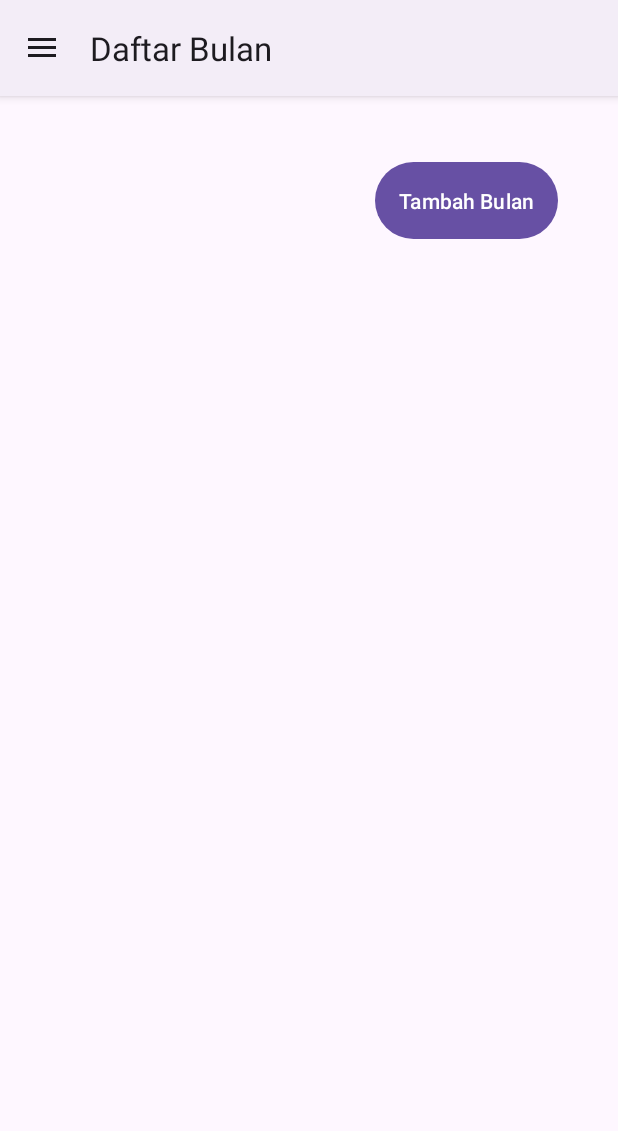
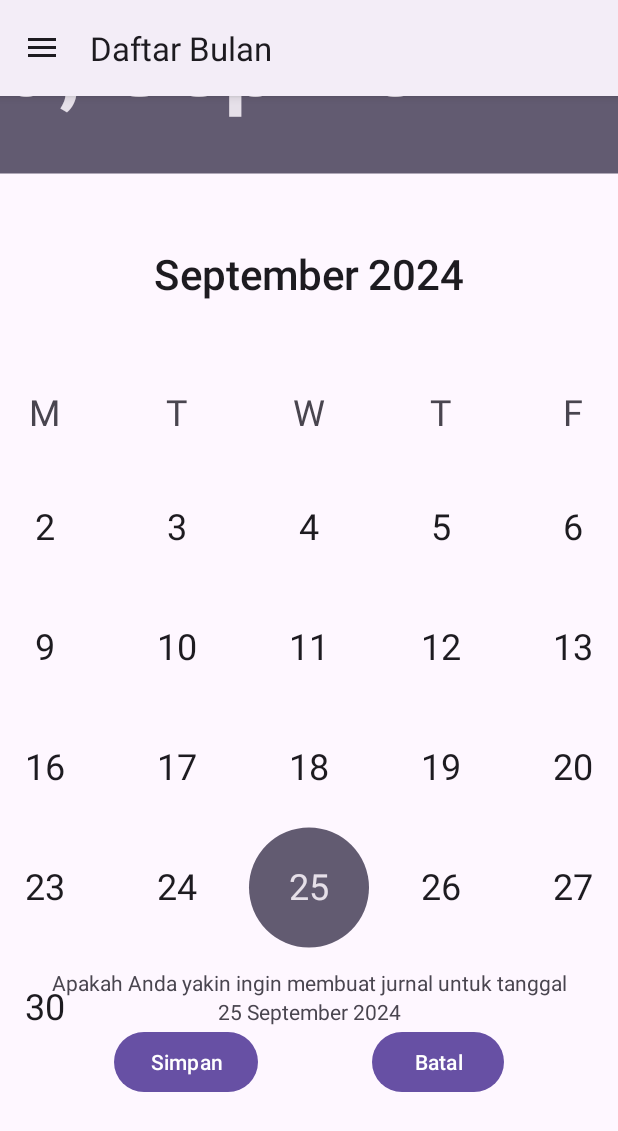
Before and after one commit to YonasWijaya/project_ukm, an Android app built with Jetpack Compose: the screen it shows after launch (InsideActivity), after a tap on "Tambah Bulan", on a phone screen of 412 x 824 dp. Shown: the top 1131 px of the screen. Run offline under Robolectric (Android 15) with nearby library versions, the phone set to English and light mode, and no system bars; our stand-ins replace data binding, navigation-ui.

Commit message:
tampilan buat tambah bulan

```diff
--- a/app/src/main/java/id/ac/umn/project_ukm/BulanFragment.kt
+++ b/app/src/main/java/id/ac/umn/project_ukm/BulanFragment.kt
@@ -1,29 +1,66 @@
 package id.ac.umn.project_ukm
 
+import android.os.Build
 import android.os.Bundle
 import androidx.fragment.app.Fragment
 import android.view.LayoutInflater
 import android.view.View
 import android.view.ViewGroup
+import androidx.annotation.RequiresApi
+import androidx.compose.material3.DatePicker
 import androidx.databinding.DataBindingUtil
 import id.ac.umn.project_ukm.databinding.FragmentBulanBinding
+import java.time.LocalDate
+import java.time.format.DateTimeFormatter
+import java.util.Locale
 
 class BulanFragment : Fragment() {
+    private lateinit var binding: FragmentBulanBinding
 
-    override fun onCreate(savedInstanceState: Bundle?) {
-        super.onCreate(savedInstanceState)
-    }
-
+    @RequiresApi(Build.VERSION_CODES.O)
     override fun onCreateView(
         inflater: LayoutInflater, container: ViewGroup?,
         savedInstanceState: Bundle?
     ): View {
         // Inflate the layout for this fragment
-        val binding = DataBindingUtil.inflate<FragmentBulanBinding>(inflater, R.layout.fragment_bulan, container, false)
-        binding.btnTambahBulan.setOnClickListener{
+        binding = DataBindingUtil.inflate(inflater, R.layout.fragment_bulan, container, false)
+        binding.btnTambahBulan.setOnClickListener {
+            visibilityCalendar(View.VISIBLE)
+            visibilityList(View.GONE)
+            val hari = LocalDate.of(binding.pilihBulan.year, binding.pilihBulan.month + 1, binding.pilihBulan.dayOfMonth)
+            val format = DateTimeFormatter.ofPattern("dd MMMM yyyy", Locale("id", "ID"))
+            binding.teksBulan2.text = hari.format(format)
+        }
 
+        binding.btnBatalBulan.setOnClickListener {
+            visibilityCalendar(View.GONE)
+            visibilityList(View.VISIBLE)
+        }
+
+        binding.btnSimpanBulan.setOnClickListener {
+            visibilityCalendar(View.GONE)
+            visibilityList(View.VISIBLE)
+        }
+
+        binding.pilihBulan.setOnDateChangedListener{ _, tahun, bulan, tanggal ->
+            val hari = LocalDate.of(tahun, bulan + 1, tanggal)
+            val format = DateTimeFormatter.ofPattern("dd MMMM yyyy", Locale("id", "ID"))
+            binding.teksBulan2.text = hari.format(format)
         }
 
         return binding.root
     }
+
+    private fun visibilityList(code: Int) {
+        binding.bulanList.visibility = code
+        binding.btnTambahBulan.visibility = code
+    }
+
+    private fun visibilityCalendar(code: Int) {
+        binding.pilihBulan.visibility = code
+        binding.teksBulan1.visibility = code
+        binding.teksBulan2.visibility = code
+        binding.btnSimpanBulan.visibility = code
+        binding.btnBatalBulan.visibility = code
+    }
 }
--- a/app/src/main/java/id/ac/umn/project_ukm/DaoUKM.kt
+++ b/app/src/main/java/id/ac/umn/project_ukm/DaoUKM.kt
@@ -28,11 +28,11 @@ interface DaoDataHarian {
     @Delete
     fun deleteDataHarian(dataHarian: DataHarian)
 
-    @Query("SELECT * FROM DataHarian WHERE tahunBulan = :tahunBulan")
-    fun getBulanan(tahunBulan: Int): Array<DataHarian>
+    @Query("SELECT * FROM DataHarian WHERE tahun = :tahun AND bulan = :bulan")
+    fun getBulanan(tahun: Int, bulan: Int): Array<DataHarian>
 
-    @Query("SELECT * FROM DataHarian WHERE tahunBulan = :tahunBulan AND tanggal = :tanggal")
-    fun getHarian(tahunBulan: Int, tanggal: Int): Array<DataHarian>
+    @Query("SELECT * FROM DataHarian WHERE tahun = :tahun AND bulan = :bulan AND tanggal = :tanggal")
+    fun getHarian(tahun: Int, bulan: Int, tanggal: Int): Array<DataHarian>
 }
 
 @Dao
@@ -40,9 +40,9 @@ interface DaoPenanggalan {
     @Insert
     fun addPenanggalan(newPenanggalan: Penanggalan)
 
-    @Query("SELECT DISTINCT tahunBulan FROM Penanggalan")
-    fun getDaftarBulan(): Array<Int>
+    @Query("SELECT DISTINCT tahun, bulan FROM Penanggalan")
+    fun getDaftarBulan(): Pair<Int, Int>
 
-    @Query("SELECT tanggal FROM Penanggalan WHERE tahunBulan = :tahunBulan AND tanggal != 0")
-    fun getDaftarHari(tahunBulan: Int): Array<Int>
+    @Query("SELECT tanggal FROM Penanggalan WHERE tahun = :tahun AND bulan = :bulan")
+    fun getDaftarHari(tahun: Int, bulan: Int): Array<Int>
 }
--- a/app/src/main/java/id/ac/umn/project_ukm/DataUKM.kt
+++ b/app/src/main/java/id/ac/umn/project_ukm/DataUKM.kt
@@ -13,15 +13,18 @@ data class Variable(
 @Entity
 data class DataHarian(
     @PrimaryKey(true) val id: Int,
-    val tahunBulan: Int,
+    val tahun: Int,
+    val bulan: Int,
     val tanggal: Int,
-    val keterangan: String,
+    val deskripsi: String,
+    val keteranganTambahan : String?,
     val tipe: String,
     val nominal: Int
 )
 
-@Entity(primaryKeys = ["tahunBulan", "tanggal"])
+@Entity(primaryKeys = ["tahun", "bulan", "tanggal"])
 data class Penanggalan(
-    val tahunBulan: Int,
+    val tahun: Int,
+    val bulan: Int,
     val tanggal: Int
 )
--- a/app/src/main/res/layout/fragment_bulan.xml
+++ b/app/src/main/res/layout/fragment_bulan.xml
@@ -10,7 +10,6 @@
         <androidx.constraintlayout.widget.ConstraintLayout
             android:layout_width="match_parent"
             android:layout_height="match_parent">
-
             <Button
                 android:id="@+id/btnTambahBulan"
                 android:layout_width="wrap_content"
@@ -21,7 +20,71 @@
                 android:padding="16dp"
                 android:layout_margin="40dp"
                 app:layout_constraintEnd_toEndOf="parent"
+                app:layout_constraintTop_toTopOf="parent"
+                app:layout_constraintBottom_toTopOf="@id/bulanList"/>
+            <DatePicker
+                android:id="@+id/pilihBulan"
+                android:layout_width="wrap_content"
+                android:layout_height="wrap_content"
+                android:datePickerMode="calendar"
+                android:scaleX="2"
+                android:scaleY="2"
+                android:visibility="gone"
+                app:layout_constraintBottom_toBottomOf="parent"
+                app:layout_constraintEnd_toEndOf="parent"
+                app:layout_constraintVertical_bias="0.25"
+                app:layout_constraintStart_toStartOf="parent"
                 app:layout_constraintTop_toTopOf="parent" />
+
+            <TextView
+                android:id="@+id/teksBulan1"
+                android:layout_width="wrap_content"
+                android:layout_height="wrap_content"
+                android:visibility="gone"
+                android:text="Apakah Anda yakin ingin membuat jurnal untuk tanggal"
+                app:layout_constraintBottom_toBottomOf="parent"
+                app:layout_constraintEnd_toEndOf="parent"
+                app:layout_constraintStart_toStartOf="parent"
+                app:layout_constraintTop_toBottomOf="@id/pilihBulan"
+                app:layout_constraintVertical_bias="0.3" />
+
+            <TextView
+                android:id="@+id/teksBulan2"
+                android:layout_width="wrap_content"
+                android:layout_height="wrap_content"
+                android:visibility="gone"
+                android:text="99 SEDEDDDE 9999"
+                app:layout_constraintEnd_toEndOf="parent"
+                app:layout_constraintStart_toStartOf="parent"
+                app:layout_constraintTop_toBottomOf="@id/teksBulan1" />
+
+            <Button
+                android:id="@+id/btnSimpanBulan"
+                android:layout_width="wrap_content"
+                android:layout_height="wrap_content"
+                android:text="Simpan"
+                android:textAlignment="center"
+                android:visibility="gone"
+                app:layout_constraintEnd_toStartOf="@id/btnBatalBulan"
+                app:layout_constraintStart_toStartOf="parent"
+                app:layout_constraintTop_toBottomOf="@id/teksBulan2" />
+            <Button
+                android:id="@+id/btnBatalBulan"
+                android:layout_width="wrap_content"
+                android:layout_height="wrap_content"
+                android:text="Batal"
+                android:textAlignment="center"
+                android:visibility="gone"
+                app:layout_constraintEnd_toEndOf="parent"
+                app:layout_constraintStart_toEndOf="@id/btnSimpanBulan"
+                app:layout_constraintTop_toBottomOf="@id/teksBulan2" />
+            <androidx.recyclerview.widget.RecyclerView
+                android:id="@+id/bulanList"
+                android:layout_width="match_parent"
+                android:layout_height="wrap_content"
+                android:scrollbars="vertical"
+                app:layoutManager="androidx.recyclerview.widget.LinearLayoutManager"
+                app:layout_constraintTop_toBottomOf="@id/btnTambahBulan" />
         </androidx.constraintlayout.widget.ConstraintLayout>
     </FrameLayout>
 </layout>
```
